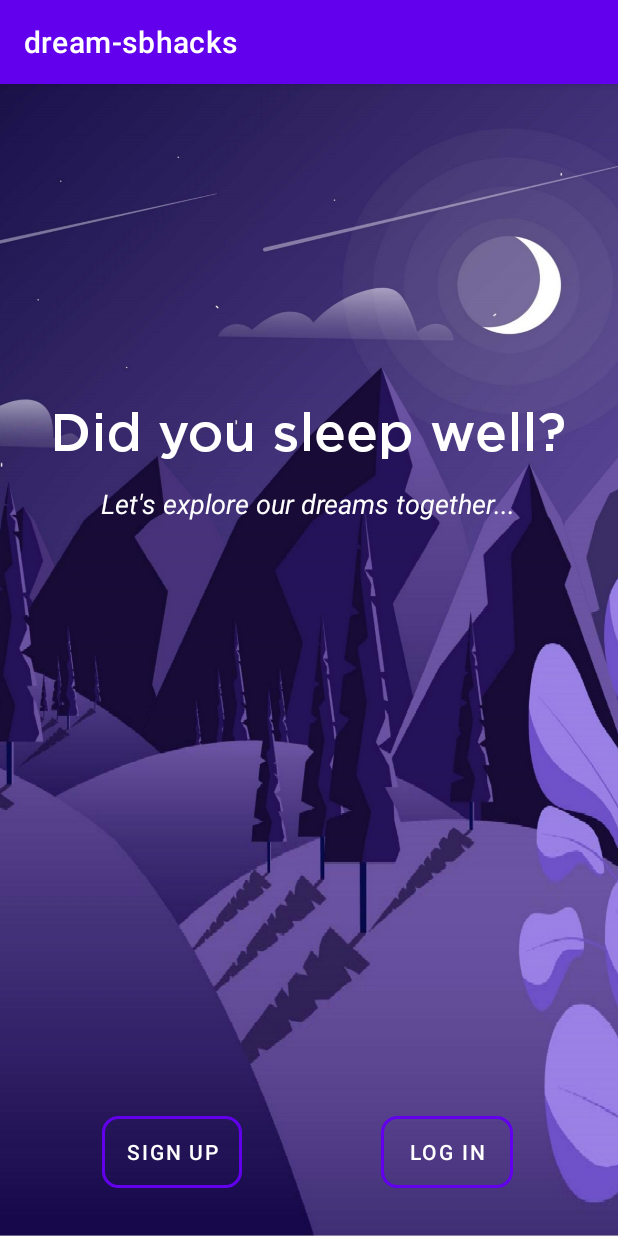
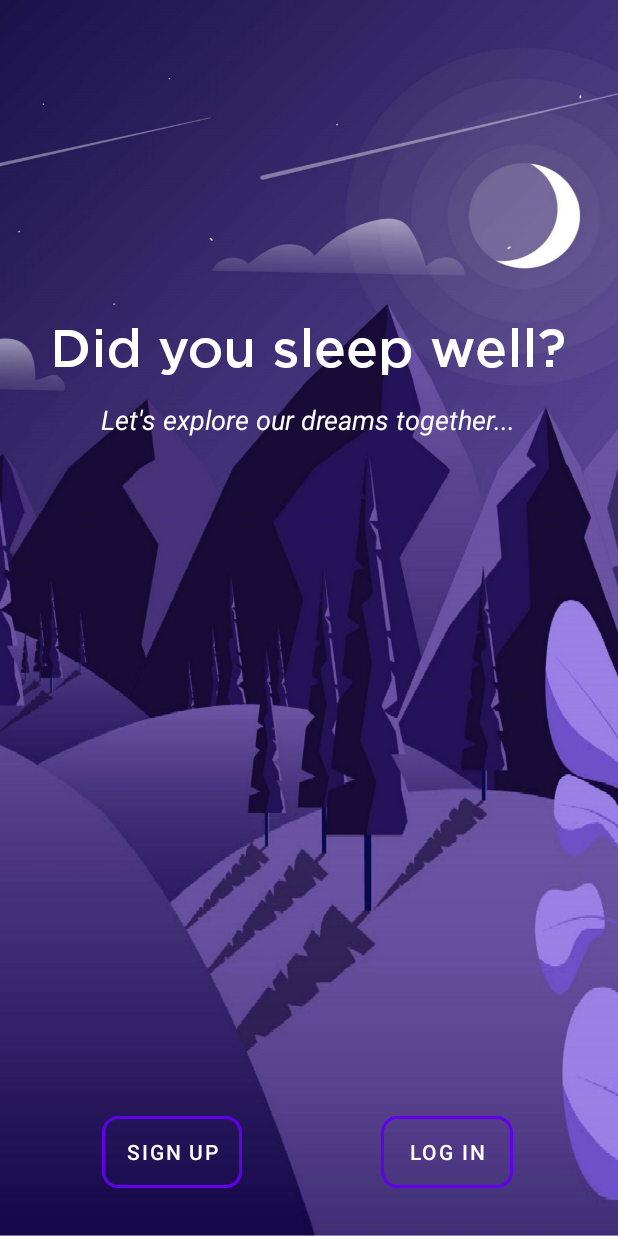
Before and after one commit to Lin2/dreamsbhacks, an Android app: the screen it shows after launch (ChooseLoginorRegistrationActivity), on a phone screen of 412 x 824 dp. Run offline under Robolectric (Android 15) with nearby library versions, the phone set to English and light mode, and no system bars.

Commit message:
header and back press fix

```diff
--- a/app/src/main/java/com/example/dream_sbhacks/LoginActivity.java
+++ b/app/src/main/java/com/example/dream_sbhacks/LoginActivity.java
@@ -37,7 +37,6 @@
                 if (user != null){
                     Intent intent = new Intent(LoginActivity.this, LogDreamPage.class);
                     startActivity(intent);
-                    finish();
                     return;
                 }
             }
--- a/app/src/main/java/com/example/dream_sbhacks/RegistrationActivity.java
+++ b/app/src/main/java/com/example/dream_sbhacks/RegistrationActivity.java
@@ -43,7 +43,6 @@
                     //Intent intent = new Intent(RegistrationActivity.this, MainActivity.class);
                     Intent intent = new Intent(RegistrationActivity.this, LogDreamPage.class);
                     startActivity(intent);
-                    finish();
                     return;
                 }
             }
--- a/app/src/main/res/values/themes.xml
+++ b/app/src/main/res/values/themes.xml
@@ -1,6 +1,6 @@
 <resources xmlns:tools="http://schemas.android.com/tools">
     <!-- Base application theme. -->
-    <style name="Theme.Dreamsbhacks" parent="Theme.MaterialComponents.DayNight.DarkActionBar">
+    <style name="Theme.Dreamsbhacks" parent="Theme.MaterialComponents.DayNight.NoActionBar">
         <!-- Primary brand color. -->
         <item name="colorPrimary">@color/purple_500</item>
         <item name="colorPrimaryVariant">@color/purple_700</item>
```
